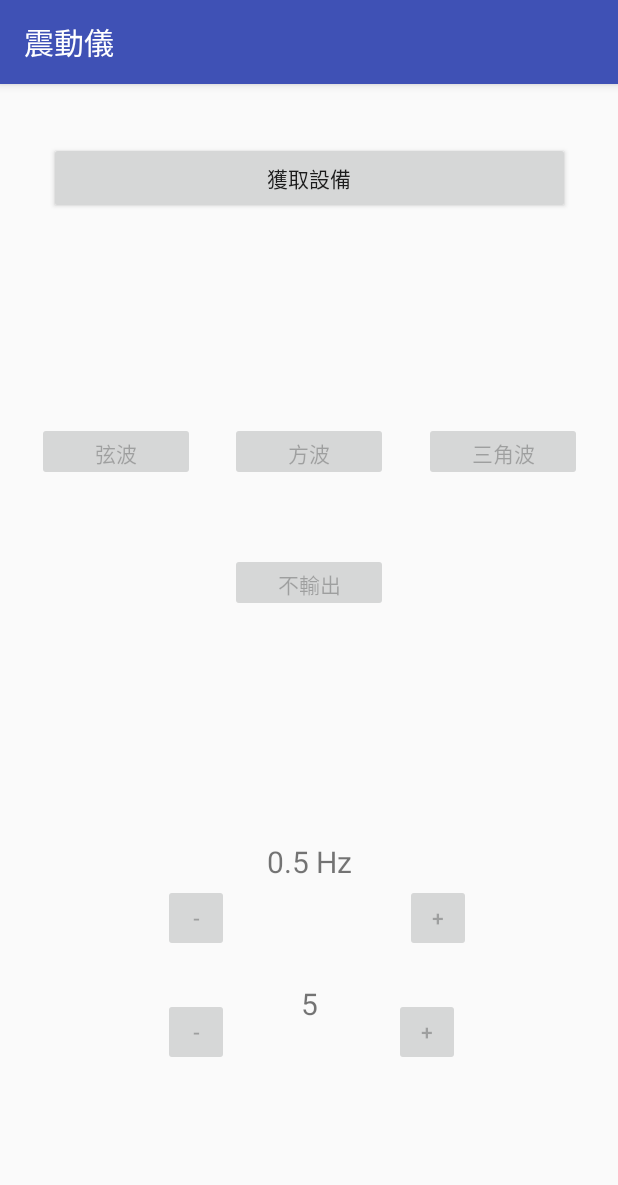
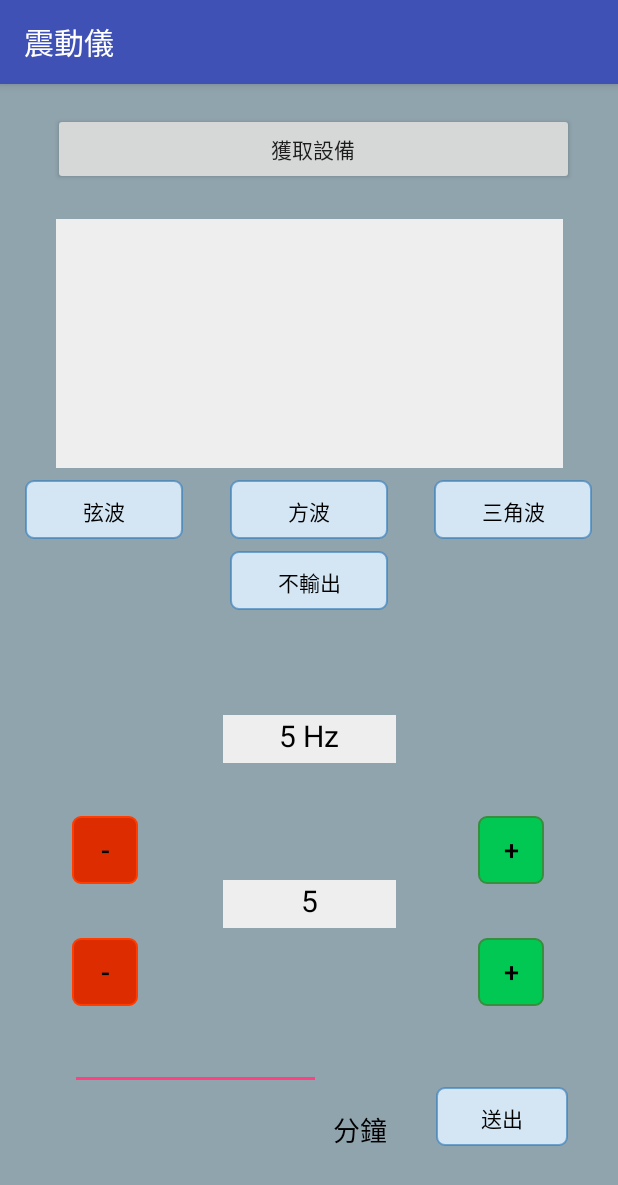
Before and after one commit to LijueLI/BluetoothT, an Android app: the screen it shows after launch (MainActivity), on a phone screen of 412 x 824 dp. Shown: the top 1185 px of the screen. Run offline under Robolectric (Android 15) with nearby library versions, the phone set to English and light mode, and no system bars.

Commit message:
修改部分介面，加入計時。

```diff
--- a/app/src/main/AndroidManifest.xml
+++ b/app/src/main/AndroidManifest.xml
@@ -13,7 +13,8 @@
         android:supportsRtl="true"
         android:theme="@style/AppTheme">
         <activity android:name=".MainActivity"
-            android:screenOrientation="portrait">
+            android:screenOrientation="portrait"
+            android:windowSoftInputMode="adjustPan">
             <intent-filter>
                 <action android:name="android.intent.action.MAIN" />
 
--- a/app/src/main/java/com/linone/android/bluetooth/MainActivity.java
+++ b/app/src/main/java/com/linone/android/bluetooth/MainActivity.java
@@ -23,8 +23,10 @@ import android.view.View;
 import android.widget.AdapterView;
 import android.widget.ArrayAdapter;
 import android.widget.Button;
+import android.widget.EditText;
 import android.widget.ListView;
 import android.widget.TextView;
+import android.widget.Toast;
 
 import org.w3c.dom.Text;
 
@@ -41,18 +43,19 @@ import java.util.concurrent.TimeUnit;
 public class MainActivity extends AppCompatActivity {
 
     private BluetoothAdapter Ba;
-    private Button Bt,Sin,Tri,Rec,Noo,fa,fs,Hza,Hzs;
+    private Button Bt,Sin,Tri,Rec,Noo,fa,fs,Hza,Hzs,Send;
     private ListView DevL;
     private String[] Dev;
     private List<BluetoothDevice> DEVL = new ArrayList<BluetoothDevice>();
     private static final UUID MYUUID=UUID.fromString("00001101-0000-1000-8000-00805F9B34FB");
     private TextView Hz,f;
     private int i=0,fp = 5;
-    private int hz=1;
+    private int hz=5;
     private BluetoothSocket S;
     private OutputStream os;
     private boolean conF = false;
     private View cv = null;
+    private EditText Min;
     private BroadcastReceiver BTReceiver = new BroadcastReceiver(){
         @Override
         public void onReceive(Context context,Intent intent){
@@ -115,6 +118,8 @@ public class MainActivity extends AppCompatActivity {
         Hzs = findViewById(R.id.Hzsub);
         Hz = findViewById(R.id.Hz);
         f = findViewById(R.id.f);
+        Send = findViewById(R.id.Send);
+        Min = findViewById(R.id.Min);
 
 
         Bt.setOnClickListener(new View.OnClickListener() {
@@ -166,6 +171,7 @@ public class MainActivity extends AppCompatActivity {
                 sendmsg("S004");
             }
         });
+
         Hza.setOnClickListener(new View.OnClickListener() {
             @Override
             public void onClick(View view) {
@@ -173,7 +179,7 @@ public class MainActivity extends AppCompatActivity {
                     hz+=1;
                 }
                 sendmsg("H"+String.format("%03d",hz));
-                double H = (double)hz/2;
+                double H = (double)hz;
                 Hz.setText(Double.toString(H)+" Hz");
             }
         });
@@ -196,7 +202,7 @@ public class MainActivity extends AppCompatActivity {
                     hz-=1;
                 }
                 sendmsg("H"+String.format("%03d",hz));
-                double H = (double)hz/2;
+                double H = (double)hz;
                 Hz.setText(Double.toString(H)+" Hz");
             }
         });
@@ -232,6 +238,16 @@ public class MainActivity extends AppCompatActivity {
                 f.setText(Integer.toString(fp));
             }
         });
+        Send.setOnClickListener(new View.OnClickListener() {
+            @Override
+            public void onClick(View view) {
+                try {
+                    sendmsg("T" + String.format("%03d", Integer.parseInt(Min.getText().toString())));
+                }catch (NumberFormatException e){
+
+                }
+            }
+        });
     }
     private void link(final int i){
         new Thread(new Runnable() {
@@ -257,6 +273,7 @@ public class MainActivity extends AppCompatActivity {
                             fa.setEnabled(true);
                             Hza.setEnabled(true);
                             Hzs.setEnabled(true);
+                            Send.setEnabled(true);
                             conF = true;
                         }
                         else conF = false;
@@ -325,7 +342,7 @@ public class MainActivity extends AppCompatActivity {
                         hz+=1;
                     }
                     sendmsg("H"+String.format("%03d",hz));
-                    double H = (double)hz/2;
+                    double H = (double)hz;
                     Hz.setText(Double.toString(H)+" Hz");
                     break;
                 case R.id.Hzsub:
@@ -333,7 +350,7 @@ public class MainActivity extends AppCompatActivity {
                         hz-=1;
                     }
                     sendmsg("H"+String.format("%03d",hz));
-                    double Hs = (double)hz/2;
+                    double Hs = (double)hz;
                     Hz.setText(Double.toString(Hs)+" Hz");
                     break;
             }
--- /dev/null
+++ b/app/src/main/res/drawable/addbtn_style.xml
@@ -0,0 +1,20 @@
+<?xml version="1.0" encoding="utf-8"?>
+<selector xmlns:android="http://schemas.android.com/apk/res/android">
+    <item android:state_pressed="true"><shape>
+        <solid android:color="#1B5E20" />
+        <stroke android:width="1dp" android:color="#388E3C" />
+        <corners android:radius="5dp"/>
+    </shape></item>
+
+    <item android:state_enabled="false"><shape>
+        <solid android:color="#00C853" />
+        <stroke android:width="1dp" android:color="#388E3C" />
+        <corners android:radius="5dp"/>
+    </shape></item>
+
+    <item><shape>
+        <solid android:color="#B9F6CA" />
+        <stroke android:width="1dp" android:color="#388E3C" />
+        <corners android:radius="5dp"/>
+    </shape></item>
+</selector>
--- /dev/null
+++ b/app/src/main/res/drawable/btn_style.xml
@@ -0,0 +1,20 @@
+<?xml version="1.0" encoding="utf-8"?>
+<selector xmlns:android="http://schemas.android.com/apk/res/android">
+    <item android:state_pressed="true"><shape>
+        <solid android:color="#ff3276b1" />
+        <stroke android:width="1dp" android:color="#ff357ebd" />
+        <corners android:radius="5dp"/>
+    </shape></item>
+
+    <item android:state_enabled="false"><shape>
+        <solid android:color="#d4e5f3" />
+        <stroke android:width="1dp" android:color="#a5357ebd" />
+        <corners android:radius="5dp"/>
+    </shape></item>
+
+    <item><shape>
+        <solid android:color="#ff428bca" />
+        <stroke android:width="1dp" android:color="#ff357ebd" />
+        <corners android:radius="5dp"/>
+    </shape></item>
+</selector>
--- /dev/null
+++ b/app/src/main/res/drawable/subbtn_style.xml
@@ -0,0 +1,20 @@
+<?xml version="1.0" encoding="utf-8"?>
+<selector xmlns:android="http://schemas.android.com/apk/res/android">
+    <item android:state_pressed="true"><shape>
+        <solid android:color="#BF360C" />
+        <stroke android:width="1dp" android:color="#FF3D00" />
+        <corners android:radius="5dp"/>
+    </shape></item>
+
+    <item android:state_enabled="false"><shape>
+        <solid android:color="#DD2C00" />
+        <stroke android:width="1dp" android:color="#FF3D00" />
+        <corners android:radius="5dp"/>
+    </shape></item>
+
+    <item><shape>
+        <solid android:color="#FFCCBC" />
+        <stroke android:width="1dp" android:color="#FF3D00" />
+        <corners android:radius="5dp"/>
+    </shape></item>
+</selector>
--- a/app/src/main/res/layout/activity_main.xml
+++ b/app/src/main/res/layout/activity_main.xml
@@ -3,125 +3,146 @@
     xmlns:app="http://schemas.android.com/apk/res-auto"
     xmlns:tools="http://schemas.android.com/tools"
     android:layout_width="match_parent"
-    android:layout_height="match_parent">
+    android:layout_height="match_parent"
+    android:background="#90A4AE">
 
     <TextView
         android:id="@+id/f"
-        android:layout_width="70dp"
-        android:layout_height="34dp"
+        android:layout_width="115dp"
+        android:layout_height="32dp"
         android:layout_marginBottom="8dp"
         android:layout_marginEnd="8dp"
         android:layout_marginStart="8dp"
         android:layout_marginTop="8dp"
+        android:background="#EEEEEE"
         android:text="5"
         android:textAlignment="center"
+        android:textColor="#000000"
         android:textSize="20sp"
         app:layout_constraintBottom_toBottomOf="parent"
         app:layout_constraintEnd_toEndOf="parent"
+        app:layout_constraintHorizontal_bias="0.501"
         app:layout_constraintStart_toStartOf="parent"
         app:layout_constraintTop_toBottomOf="@+id/sin"
-        app:layout_constraintVertical_bias="0.721" />
+        app:layout_constraintVertical_bias="0.527" />
 
     <Button
         android:id="@+id/fa"
-        android:layout_width="44dp"
-        android:layout_height="45dp"
-        android:layout_marginBottom="8dp"
-        android:layout_marginEnd="92dp"
-        android:layout_marginStart="8dp"
-        android:layout_marginTop="8dp"
-        android:text="+"
-        android:enabled="false"
-        app:layout_constraintBottom_toBottomOf="parent"
-        app:layout_constraintEnd_toEndOf="parent"
-        app:layout_constraintStart_toEndOf="@+id/f"
-        app:layout_constraintTop_toTopOf="parent"
-        app:layout_constraintVertical_bias="0.851" />
-
-    <Button
-        android:id="@+id/fd"
+        style="@style/addbtn_style"
         android:layout_width="44dp"
         android:layout_height="45dp"
         android:layout_marginBottom="8dp"
         android:layout_marginEnd="8dp"
         android:layout_marginStart="8dp"
         android:layout_marginTop="8dp"
-        android:text="-"
         android:enabled="false"
+        android:text="+"
+        android:textColor="#000000"
+        android:textSize="18sp"
         app:layout_constraintBottom_toBottomOf="parent"
-        app:layout_constraintEnd_toStartOf="@+id/f"
-        app:layout_constraintHorizontal_bias="0.907"
-        app:layout_constraintStart_toStartOf="parent"
+        app:layout_constraintEnd_toEndOf="parent"
+        app:layout_constraintHorizontal_bias="0.527"
+        app:layout_constraintStart_toEndOf="@+id/f"
         app:layout_constraintTop_toTopOf="parent"
-        app:layout_constraintVertical_bias="0.851" />
+        app:layout_constraintVertical_bias="0.794" />
 
     <Button
-        android:id="@+id/Hzsub"
+        android:id="@+id/fd"
+        style="@style/subbtn_style"
         android:layout_width="44dp"
         android:layout_height="45dp"
         android:layout_marginBottom="8dp"
         android:layout_marginEnd="8dp"
         android:layout_marginStart="8dp"
         android:layout_marginTop="8dp"
+        android:enabled="false"
         android:text="-"
+        android:textAllCaps="false"
+        android:textColor="#000000"
+        android:textSize="18sp"
+        app:layout_constraintBottom_toBottomOf="parent"
+        app:layout_constraintEnd_toStartOf="@+id/f"
+        app:layout_constraintHorizontal_bias="0.453"
+        app:layout_constraintStart_toStartOf="parent"
+        app:layout_constraintTop_toTopOf="parent"
+        app:layout_constraintVertical_bias="0.794" />
+
+    <Button
+        android:id="@+id/Hzsub"
+        style="@style/subbtn_style"
+        android:layout_width="44dp"
+        android:layout_height="45dp"
+        android:layout_marginBottom="8dp"
+        android:layout_marginEnd="8dp"
+        android:layout_marginStart="8dp"
+        android:layout_marginTop="8dp"
         android:enabled="false"
+        android:text="-"
+        android:textColor="#000000"
+        android:textSize="18sp"
         app:layout_constraintBottom_toBottomOf="parent"
         app:layout_constraintEnd_toStartOf="@+id/Hz"
-        app:layout_constraintHorizontal_bias="0.907"
+        app:layout_constraintHorizontal_bias="0.453"
         app:layout_constraintStart_toStartOf="parent"
         app:layout_constraintTop_toTopOf="parent"
-        app:layout_constraintVertical_bias="0.743" />
+        app:layout_constraintVertical_bias="0.679" />
 
     <Button
         android:id="@+id/noout"
+        style="@style/btn_style"
         android:layout_width="105dp"
         android:layout_height="39dp"
         android:layout_marginBottom="8dp"
         android:layout_marginEnd="8dp"
         android:layout_marginStart="8dp"
         android:layout_marginTop="8dp"
+        android:enabled="false"
         android:text="不輸出"
-        android:enabled="false"
+        android:textColor="#000000"
         app:layout_constraintBottom_toBottomOf="parent"
         app:layout_constraintEnd_toEndOf="parent"
         app:layout_constraintHorizontal_bias="0.501"
         app:layout_constraintStart_toStartOf="parent"
-        app:layout_constraintTop_toBottomOf="@+id/DevL"
-        app:layout_constraintVertical_bias="0.207" />
+        app:layout_constraintTop_toBottomOf="@+id/rec"
+        app:layout_constraintVertical_bias="0.0" />
 
     <Button
         android:id="@+id/rec"
+        style="@style/btn_style"
         android:layout_width="105dp"
         android:layout_height="39dp"
         android:layout_marginBottom="8dp"
         android:layout_marginEnd="8dp"
         android:layout_marginStart="8dp"
         android:layout_marginTop="8dp"
+        android:enabled="false"
         android:text="方波"
-        android:enabled="false"
+        android:textColor="#000000"
         app:layout_constraintBottom_toBottomOf="parent"
         app:layout_constraintEnd_toEndOf="parent"
         app:layout_constraintHorizontal_bias="0.501"
         app:layout_constraintStart_toStartOf="parent"
         app:layout_constraintTop_toBottomOf="@+id/DevL"
-        app:layout_constraintVertical_bias="0.037" />
+        app:layout_constraintVertical_bias="0.0" />
 
     <Button
         android:id="@+id/tri"
+        style="@style/btn_style"
         android:layout_width="105dp"
         android:layout_height="39dp"
         android:layout_marginBottom="8dp"
         android:layout_marginEnd="8dp"
         android:layout_marginStart="8dp"
         android:layout_marginTop="8dp"
+        android:enabled="false"
         android:text="三角波"
-        android:enabled="false"
+        android:textColor="#000000"
         app:layout_constraintBottom_toBottomOf="parent"
         app:layout_constraintEnd_toEndOf="parent"
-        app:layout_constraintHorizontal_bias="0.946"
+        app:layout_constraintHorizontal_bias="0.969"
         app:layout_constraintStart_toStartOf="parent"
         app:layout_constraintTop_toBottomOf="@+id/DevL"
-        app:layout_constraintVertical_bias="0.037" />
+        app:layout_constraintVertical_bias="0.0" />
 
     <Button
         android:id="@+id/getdevice"
@@ -134,74 +155,139 @@
         android:text="獲取設備"
         app:layout_constraintBottom_toBottomOf="parent"
         app:layout_constraintEnd_toEndOf="parent"
+        app:layout_constraintHorizontal_bias="0.6"
         app:layout_constraintStart_toStartOf="parent"
         app:layout_constraintTop_toTopOf="parent"
-        app:layout_constraintVertical_bias="0.044" />
+        app:layout_constraintVertical_bias="0.016" />
 
     <ListView
         android:id="@+id/DevL"
-        android:layout_width="339dp"
-        android:layout_height="103dp"
+        android:layout_width="338dp"
+        android:layout_height="166dp"
         android:layout_marginBottom="8dp"
         android:layout_marginEnd="8dp"
         android:layout_marginStart="8dp"
         android:layout_marginTop="8dp"
+        android:background="#EEEEEE"
         app:layout_constraintBottom_toBottomOf="parent"
         app:layout_constraintEnd_toEndOf="parent"
-        app:layout_constraintHorizontal_bias="0.517"
         app:layout_constraintStart_toStartOf="parent"
         app:layout_constraintTop_toBottomOf="@id/getdevice"
-        app:layout_constraintVertical_bias="0.0" />
+        app:layout_constraintVertical_bias="0.028" />
 
     <Button
         android:id="@+id/sin"
+        style="@style/btn_style"
         android:layout_width="105dp"
         android:layout_height="39dp"
         android:layout_marginBottom="8dp"
         android:layout_marginEnd="8dp"
         android:layout_marginStart="8dp"
         android:layout_marginTop="8dp"
+        android:enabled="false"
         android:text="弦波"
-        android:enabled="false"
+        android:textColor="#000000"
         app:layout_constraintBottom_toBottomOf="parent"
         app:layout_constraintEnd_toEndOf="parent"
-        app:layout_constraintHorizontal_bias="0.057"
+        app:layout_constraintHorizontal_bias="0.03"
         app:layout_constraintStart_toStartOf="parent"
         app:layout_constraintTop_toBottomOf="@+id/DevL"
-        app:layout_constraintVertical_bias="0.037" />
+        app:layout_constraintVertical_bias="0.0" />
 
     <TextView
         android:id="@+id/Hz"
-        android:layout_width="70dp"
-        android:layout_height="35dp"
+        android:layout_width="115dp"
+        android:layout_height="32dp"
         android:layout_marginBottom="8dp"
         android:layout_marginEnd="8dp"
         android:layout_marginStart="8dp"
         android:layout_marginTop="8dp"
-        android:text="0.5 Hz"
+        android:background="#EEEEEE"
+        android:text="5 Hz"
         android:textAlignment="center"
+        android:textColor="#000000"
         android:textSize="20sp"
         app:layout_constraintBottom_toBottomOf="parent"
         app:layout_constraintEnd_toEndOf="parent"
+        app:layout_constraintHorizontal_bias="0.501"
         app:layout_constraintStart_toStartOf="parent"
         app:layout_constraintTop_toBottomOf="@+id/sin"
-        app:layout_constraintVertical_bias="0.514" />
+        app:layout_constraintVertical_bias="0.263" />
 
     <Button
         android:id="@+id/Hzadd"
+        style="@style/addbtn_style"
         android:layout_width="44dp"
         android:layout_height="45dp"
         android:layout_marginBottom="8dp"
-        android:layout_marginEnd="92dp"
+        android:layout_marginEnd="8dp"
         android:layout_marginStart="8dp"
         android:layout_marginTop="8dp"
+        android:enabled="false"
         android:text="+"
-        android:enabled="false"
+        android:textColor="#000000"
+        android:textSize="18sp"
         app:layout_constraintBottom_toBottomOf="parent"
         app:layout_constraintEnd_toEndOf="parent"
-        app:layout_constraintHorizontal_bias="0.769"
+        app:layout_constraintHorizontal_bias="0.527"
         app:layout_constraintStart_toEndOf="@+id/Hz"
         app:layout_constraintTop_toTopOf="parent"
-        app:layout_constraintVertical_bias="0.743" />
+        app:layout_constraintVertical_bias="0.679" />
+
+    <EditText
+        android:id="@+id/Min"
+        android:layout_width="167dp"
+        android:layout_height="47dp"
+        android:layout_marginBottom="8dp"
+        android:layout_marginEnd="8dp"
+        android:layout_marginStart="8dp"
+        android:layout_marginTop="8dp"
+        android:ems="10"
+        android:inputType="numberDecimal"
+        android:textAlignment="center"
+        android:textColor="#000000"
+        app:layout_constraintBottom_toBottomOf="parent"
+        app:layout_constraintEnd_toEndOf="parent"
+        app:layout_constraintHorizontal_bias="0.169"
+        app:layout_constraintStart_toStartOf="parent"
+        app:layout_constraintTop_toBottomOf="@+id/f"
+        app:layout_constraintVertical_bias="0.37" />
+
+    <TextView
+        android:id="@+id/textView"
+        android:layout_width="37dp"
+        android:layout_height="26dp"
+        android:layout_marginBottom="8dp"
+        android:layout_marginEnd="8dp"
+        android:layout_marginStart="8dp"
+        android:layout_marginTop="8dp"
+        android:text="分鐘"
+        android:textColor="#000000"
+        android:textSize="18sp"
+        app:layout_constraintBottom_toBottomOf="parent"
+        app:layout_constraintEnd_toEndOf="parent"
+        app:layout_constraintHorizontal_bias="0.0"
+        app:layout_constraintStart_toEndOf="@+id/Min"
+        app:layout_constraintTop_toBottomOf="@+id/fa"
+        app:layout_constraintVertical_bias="0.542" />
+
+    <Button
+        android:id="@+id/Send"
+        style="@style/btn_style"
+        android:layout_width="wrap_content"
+        android:layout_height="39dp"
+        android:layout_marginBottom="8dp"
+        android:layout_marginEnd="8dp"
+        android:layout_marginStart="8dp"
+        android:layout_marginTop="8dp"
+        android:enabled="false"
+        android:text="送出"
+        android:textColor="#000000"
+        app:layout_constraintBottom_toBottomOf="parent"
+        app:layout_constraintEnd_toEndOf="parent"
+        app:layout_constraintHorizontal_bias="0.481"
+        app:layout_constraintStart_toEndOf="@+id/textView"
+        app:layout_constraintTop_toBottomOf="@+id/fa"
+        app:layout_constraintVertical_bias="0.472" />
 
 </android.support.constraint.ConstraintLayout>
--- a/app/src/main/res/values/styles.xml
+++ b/app/src/main/res/values/styles.xml
@@ -7,5 +7,27 @@
         <item name="colorPrimaryDark">@color/colorPrimaryDark</item>
         <item name="colorAccent">@color/colorAccent</item>
     </style>
+    <style name="btn_style" parent="@style/Widget.AppCompat.Button">
+        <item name="android:textSize">14sp</item>
+        <item name="android:textColor">#FFFFFF</item>
+        <item name="android:gravity">center</item>
+        <item name="android:background">@drawable/btn_style</item>
+        <item name="android:padding">10dip</item>
+    </style>
+    <style name="addbtn_style" parent="@style/Widget.AppCompat.Button">
+        <item name="android:textSize">18sp</item>
+        <item name="android:textColor">#FFFFFF</item>
+        <item name="android:gravity">center</item>
+        <item name="android:background">@drawable/addbtn_style</item>
+        <item name="android:padding">10dip</item>
+    </style>
+    <style name="subbtn_style" parent="@style/Widget.AppCompat.Button">
+        <item name="android:textSize">18sp</item>
+        <item name="android:textColor">#FFFFFF</item>
+        <item name="android:gravity">center</item>
+        <item name="android:background">@drawable/subbtn_style</item>
+        <item name="android:padding">10dip</item>
+    </style>
+
 
 </resources>
--- a/build.gradle
+++ b/build.gradle
@@ -7,7 +7,7 @@ buildscript {
         jcenter()
     }
     dependencies {
-        classpath 'com.android.tools.build:gradle:3.1.3'
+        classpath 'com.android.tools.build:gradle:3.1.4'
 
 
         // NOTE: Do not place your application dependencies here; they belong
```
